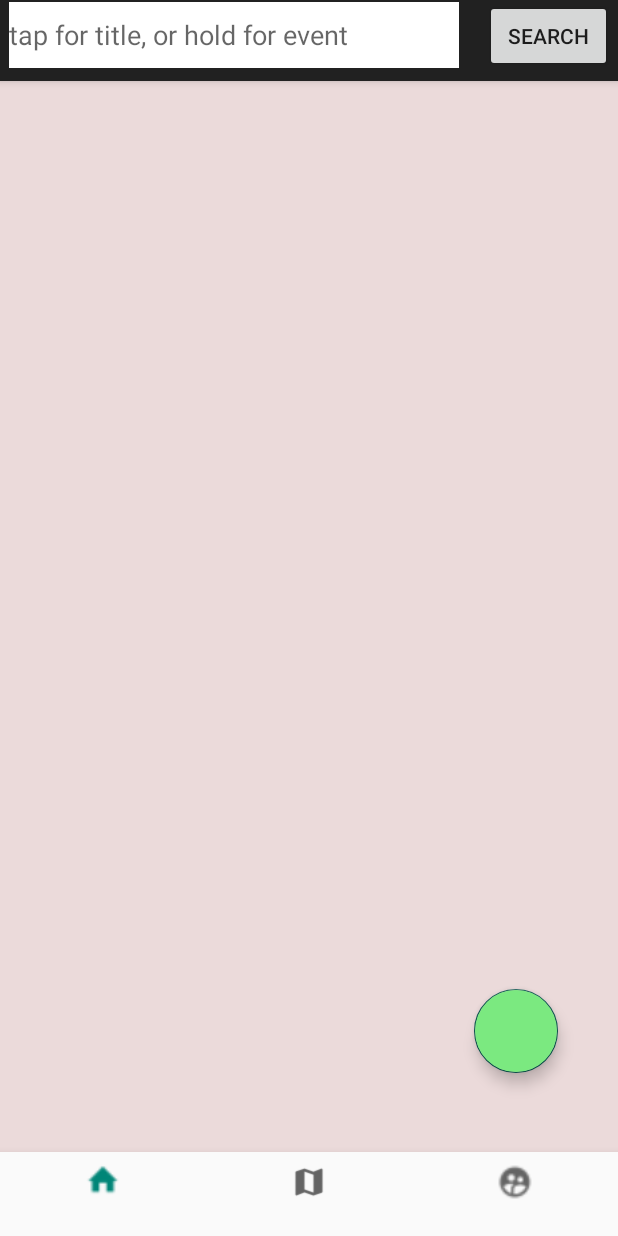
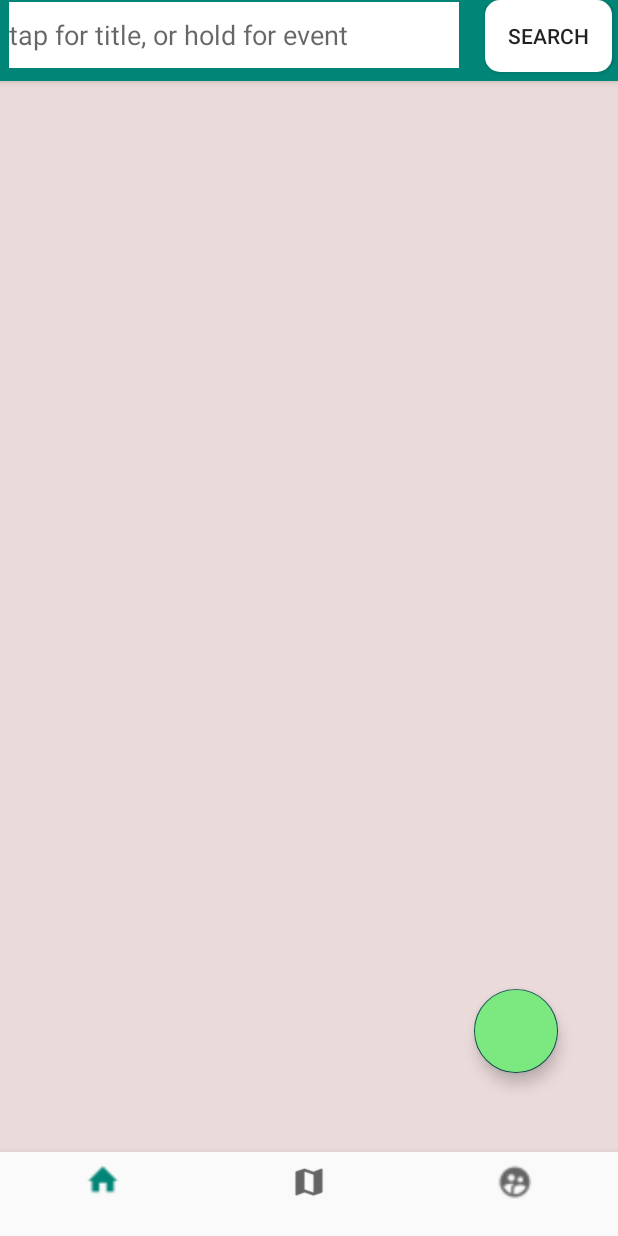
Before and after one commit to albert-yakubov/key-conservation-mobile, an Android app: the layout activity_main.xml on its own in the app's theme, with its tools: preview values and no code run, on a phone screen of 412 x 824 dp. Run offline under Robolectric (Android 15) with nearby library versions, the phone set to English and light mode, and no system bars.

Commit message:
just polish

```diff
--- a/front end/Endangered Haven/app/src/main/java/com/stepasha/endangeredhaven/CreatePostActivity.kt
+++ b/front end/Endangered Haven/app/src/main/java/com/stepasha/endangeredhaven/CreatePostActivity.kt
@@ -57,6 +57,9 @@ class CreatePostActivity : AppCompatActivity(), GoogleApiClient.ConnectionCallba
     val listOfItemsForSpinner = arrayOf("NEW", "UPDATE", "URGENT")
     var spinner: Spinner? = null
     var textView_msg:TextView? = null
+
+
+
 
     //location:
     private var mLatitudeTextView = ""
--- a/front end/Endangered Haven/app/src/main/res/layout/activity_main.xml
+++ b/front end/Endangered Haven/app/src/main/res/layout/activity_main.xml
@@ -33,7 +33,7 @@
         android:id="@+id/app_bar"
         android:layout_width="match_parent"
         android:layout_height="54dp"
-        android:theme="@style/Theme.AppCompat.Light.DarkActionBar"
+        android:theme="@style/AppThemeTransparent"
         app:layout_constraintBottom_toTopOf="parent">
 
         <RelativeLayout
@@ -49,6 +49,7 @@
                 android:layout_marginEnd="4dp"
                 android:layout_toEndOf="@+id/enterText"
                 android:text="Search"
+                android:background="@drawable/rounded_button_settings"
 
                 app:layout_constraintEnd_toEndOf="parent"
                 app:layout_constraintHorizontal_bias="1.0"
@@ -60,6 +61,7 @@
                 android:id="@+id/enterText"
                 android:layout_width="300dp"
                 android:layout_height="44dp"
+                android:layout_weight="0.5"
                 android:layout_alignParentStart="true"
                 android:layout_marginStart="6dp"
                 android:layout_marginTop="1dp"
--- a/front end/Endangered Haven/app/src/main/res/values/styles.xml
+++ b/front end/Endangered Haven/app/src/main/res/values/styles.xml
@@ -1,7 +1,7 @@
 <resources>
 
     <!-- Base application theme. -->
-    <style name="AppTheme" parent="Theme.AppCompat.Light.DarkActionBar">
+    <style name="AppTheme" parent="Theme.AppCompat.Light.NoActionBar">
         <!-- Customize your theme here. -->
         <item name="colorPrimary">@color/colorPrimary</item>
         <item name="colorPrimaryDark">@color/colorPrimaryDark</item>
```
